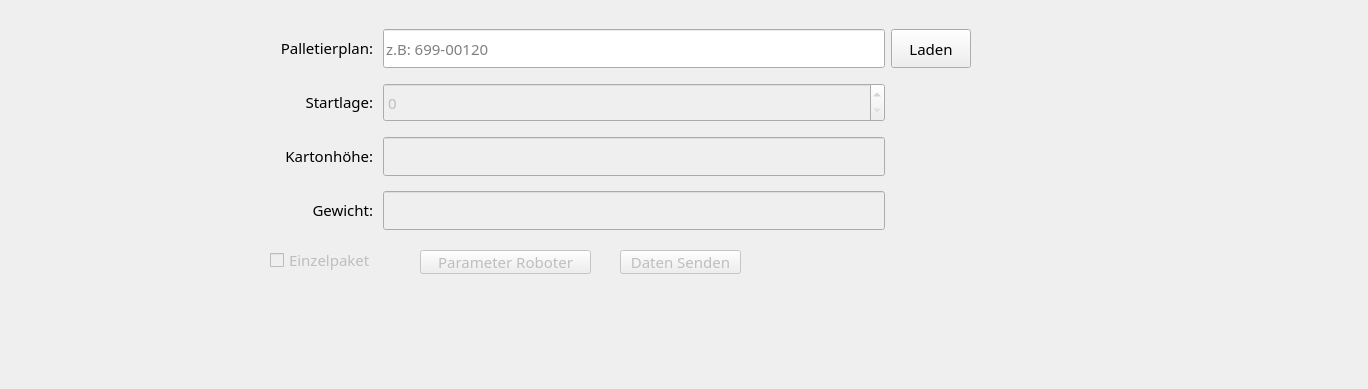
Qt form MainWindow.ui (Snupai/MultipackParser) before a commit.
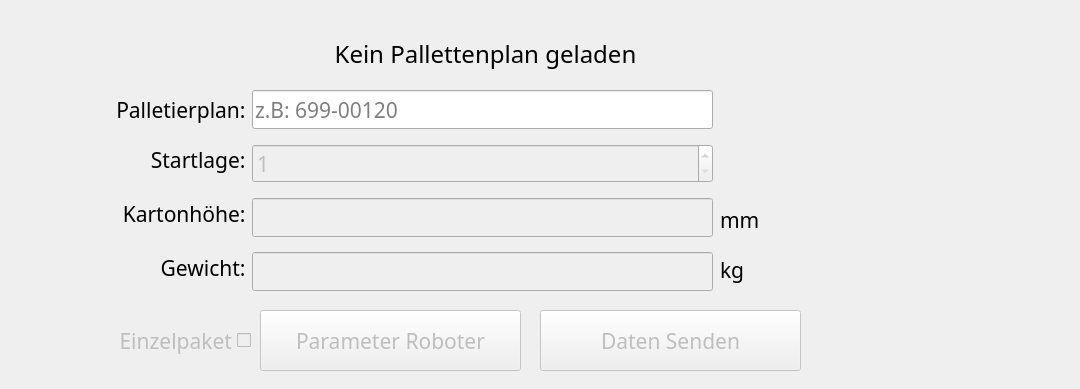
The same form after that commit. The open tabs and pages were chosen to show the change. Icons and pictures are not drawn.

Commit message:
Update UI layout and elements for improved usability
- Adjusted MainWindow dimensions and component properties.
- Renamed buttons and added locale settings for German language.
- Enhanced button functionalities and visual structure within the UI

Diff of the .ui file:
```diff
--- a/MainWindow.ui
+++ b/MainWindow.ui
@@ -10,19 +10,19 @@
    <rect>
     <x>0</x>
     <y>0</y>
-    <width>1368</width>
+    <width>1080</width>
     <height>389</height>
    </rect>
   </property>
   <property name="minimumSize">
    <size>
-    <width>1368</width>
+    <width>1080</width>
     <height>389</height>
    </size>
   </property>
   <property name="maximumSize">
    <size>
-    <width>1368</width>
+    <width>1080</width>
     <height>389</height>
    </size>
   </property>
@@ -142,7 +142,7 @@
     <rect>
      <x>0</x>
      <y>0</y>
-     <width>1366</width>
+     <width>1080</width>
      <height>389</height>
     </rect>
    </property>
@@ -196,12 +196,24 @@
      </property>
      <property name="geometry">
       <rect>
-       <x>270</x>
-       <y>250</y>
-       <width>131</width>
-       <height>20</height>
+       <x>80</x>
+       <y>310</y>
+       <width>171</width>
+       <height>61</height>
       </rect>
      </property>
+     <property name="font">
+      <font>
+       <family>RobotoMono Nerd Font</family>
+       <pointsize>16</pointsize>
+      </font>
+     </property>
+     <property name="cursor">
+      <cursorShape>PointingHandCursor</cursorShape>
+     </property>
+     <property name="layoutDirection">
+      <enum>Qt::LayoutDirection::RightToLeft</enum>
+     </property>
      <property name="text">
       <string>Einzelpaket</string>
      </property>
@@ -212,191 +224,408 @@
      </property>
      <property name="geometry">
       <rect>
-       <x>620</x>
-       <y>250</y>
-       <width>121</width>
-       <height>24</height>
+       <x>540</x>
+       <y>310</y>
+       <width>261</width>
+       <height>61</height>
       </rect>
      </property>
+     <property name="font">
+      <font>
+       <family>RobotoMono Nerd Font</family>
+       <pointsize>16</pointsize>
+      </font>
+     </property>
+     <property name="cursor">
+      <cursorShape>PointingHandCursor</cursorShape>
+     </property>
      <property name="text">
       <string>Daten Senden</string>
      </property>
     </widget>
-    <widget class="QWidget" name="gridLayoutWidget">
-     <property name="geometry">
-      <rect>
-       <x>280</x>
-       <y>20</y>
-       <width>691</width>
-       <height>221</height>
-      </rect>
-     </property>
-     <layout class="QGridLayout" name="gridLayout">
-      <property name="topMargin">
-       <number>0</number>
-      </property>
-      <item row="1" column="2">
-       <widget class="QSpinBox" name="EingabeStartlage">
-        <property name="enabled">
-         <bool>false</bool>
-        </property>
-        <property name="sizePolicy">
-         <sizepolicy hsizetype="Minimum" vsizetype="Minimum">
-          <horstretch>0</horstretch>
-          <verstretch>0</verstretch>
-         </sizepolicy>
-        </property>
-        <property name="minimumSize">
-         <size>
-          <width>0</width>
-          <height>39</height>
-         </size>
-        </property>
-        <property name="maximumSize">
-         <size>
-          <width>16777215</width>
-          <height>39</height>
-         </size>
-        </property>
-        <property name="value">
-         <number>0</number>
-        </property>
-       </widget>
-      </item>
-      <item row="0" column="3">
-       <widget class="QPushButton" name="LadePallettenplan">
-        <property name="sizePolicy">
-         <sizepolicy hsizetype="Minimum" vsizetype="Minimum">
-          <horstretch>0</horstretch>
-          <verstretch>0</verstretch>
-         </sizepolicy>
-        </property>
-        <property name="cursor">
-         <cursorShape>PointingHandCursor</cursorShape>
-        </property>
-        <property name="text">
-         <string>Laden</string>
-        </property>
-       </widget>
-      </item>
-      <item row="2" column="0">
-       <widget class="QLabel" name="label_3">
-        <property name="layoutDirection">
-         <enum>Qt::LayoutDirection::LeftToRight</enum>
-        </property>
-        <property name="text">
-         <string>&lt;html&gt;&lt;head/&gt;&lt;body&gt;&lt;p align=&quot;right&quot;&gt;Kartonhöhe: &lt;/p&gt;&lt;/body&gt;&lt;/html&gt;</string>
-        </property>
-       </widget>
-      </item>
-      <item row="3" column="0">
-       <widget class="QLabel" name="label_4">
-        <property name="layoutDirection">
-         <enum>Qt::LayoutDirection::LeftToRight</enum>
-        </property>
-        <property name="text">
-         <string>&lt;html&gt;&lt;head/&gt;&lt;body&gt;&lt;p align=&quot;right&quot;&gt;Gewicht: &lt;/p&gt;&lt;/body&gt;&lt;/html&gt;</string>
-        </property>
-       </widget>
-      </item>
-      <item row="0" column="0">
-       <widget class="QLabel" name="label">
-        <property name="layoutDirection">
-         <enum>Qt::LayoutDirection::LeftToRight</enum>
-        </property>
-        <property name="text">
-         <string>&lt;html&gt;&lt;head/&gt;&lt;body&gt;&lt;p align=&quot;right&quot;&gt;Palletierplan: &lt;/p&gt;&lt;/body&gt;&lt;/html&gt;</string>
-        </property>
-       </widget>
-      </item>
-      <item row="1" column="0">
-       <widget class="QLabel" name="label_2">
-        <property name="layoutDirection">
-         <enum>Qt::LayoutDirection::LeftToRight</enum>
-        </property>
-        <property name="text">
-         <string>&lt;html&gt;&lt;head/&gt;&lt;body&gt;&lt;p align=&quot;right&quot;&gt;Startlage: &lt;/p&gt;&lt;/body&gt;&lt;/html&gt;</string>
-        </property>
-       </widget>
-      </item>
-      <item row="2" column="2">
-       <widget class="QLineEdit" name="EingabeKartonhoehe">
-        <property name="enabled">
-         <bool>false</bool>
-        </property>
-        <property name="minimumSize">
-         <size>
-          <width>0</width>
-          <height>39</height>
-         </size>
-        </property>
-        <property name="maximumSize">
-         <size>
-          <width>16777215</width>
-          <height>39</height>
-         </size>
-        </property>
-        <property name="inputMethodHints">
-         <set>Qt::InputMethodHint::ImhDigitsOnly</set>
-        </property>
-        <property name="clearButtonEnabled">
-         <bool>false</bool>
-        </property>
-       </widget>
-      </item>
-      <item row="3" column="2">
-       <widget class="QLineEdit" name="EingabeKartonGewicht">
-        <property name="enabled">
-         <bool>false</bool>
-        </property>
-        <property name="minimumSize">
-         <size>
-          <width>0</width>
-          <height>39</height>
-         </size>
-        </property>
-        <property name="inputMethodHints">
-         <set>Qt::InputMethodHint::ImhDigitsOnly|Qt::InputMethodHint::ImhFormattedNumbersOnly</set>
-        </property>
-       </widget>
-      </item>
-      <item row="0" column="2">
-       <widget class="QLineEdit" name="EingabePallettenplan">
-        <property name="minimumSize">
-         <size>
-          <width>0</width>
-          <height>39</height>
-         </size>
-        </property>
-        <property name="maximumSize">
-         <size>
-          <width>16777215</width>
-          <height>39</height>
-         </size>
-        </property>
-        <property name="placeholderText">
-         <string>z.B: 699-00120</string>
-        </property>
-       </widget>
-      </item>
-     </layout>
-    </widget>
-    <widget class="QPushButton" name="pushButton_2">
+    <widget class="QPushButton" name="ButtonOpenParameterRoboter">
      <property name="enabled">
       <bool>false</bool>
      </property>
      <property name="geometry">
       <rect>
-       <x>420</x>
-       <y>250</y>
-       <width>171</width>
-       <height>24</height>
+       <x>260</x>
+       <y>310</y>
+       <width>261</width>
+       <height>61</height>
       </rect>
      </property>
+     <property name="font">
+      <font>
+       <family>RobotoMono Nerd Font</family>
+       <pointsize>16</pointsize>
+      </font>
+     </property>
+     <property name="cursor">
+      <cursorShape>PointingHandCursor</cursorShape>
+     </property>
      <property name="text">
       <string>Parameter Roboter</string>
      </property>
     </widget>
+    <widget class="QLabel" name="label_7">
+     <property name="geometry">
+      <rect>
+       <x>820</x>
+       <y>70</y>
+       <width>250</width>
+       <height>250</height>
+      </rect>
+     </property>
+     <property name="text">
+      <string/>
+     </property>
+     <property name="pixmap">
+      <pixmap resource="MainWindowResources.qrc">:/Szaidel Logo/imgs/szaidel-transparent.png</pixmap>
+     </property>
+     <property name="scaledContents">
+      <bool>true</bool>
+     </property>
+    </widget>
+    <widget class="QLabel" name="LabelPalletenplanInfo">
+     <property name="geometry">
+      <rect>
+       <x>250</x>
+       <y>40</y>
+       <width>471</width>
+       <height>31</height>
+      </rect>
+     </property>
+     <property name="font">
+      <font>
+       <family>RobotoMono Nerd Font</family>
+       <pointsize>18</pointsize>
+       <underline>false</underline>
+       <kerning>true</kerning>
+      </font>
+     </property>
+     <property name="text">
+      <string>Kein Pallettenplan geladen</string>
+     </property>
+     <property name="alignment">
+      <set>Qt::AlignmentFlag::AlignBottom|Qt::AlignmentFlag::AlignHCenter</set>
+     </property>
+    </widget>
+    <widget class="QLabel" name="label_9">
+     <property name="geometry">
+      <rect>
+       <x>720</x>
+       <y>200</y>
+       <width>121</width>
+       <height>41</height>
+      </rect>
+     </property>
+     <property name="font">
+      <font>
+       <family>RobotoMono Nerd Font</family>
+       <pointsize>16</pointsize>
+      </font>
+     </property>
+     <property name="layoutDirection">
+      <enum>Qt::LayoutDirection::LeftToRight</enum>
+     </property>
+     <property name="text">
+      <string>&lt;html&gt;&lt;head/&gt;&lt;body&gt;&lt;p&gt;mm&lt;/p&gt;&lt;/body&gt;&lt;/html&gt;</string>
+     </property>
+    </widget>
+    <widget class="QLabel" name="label_10">
+     <property name="geometry">
+      <rect>
+       <x>720</x>
+       <y>250</y>
+       <width>121</width>
+       <height>41</height>
+      </rect>
+     </property>
+     <property name="font">
+      <font>
+       <family>RobotoMono Nerd Font</family>
+       <pointsize>16</pointsize>
+      </font>
+     </property>
+     <property name="layoutDirection">
+      <enum>Qt::LayoutDirection::LeftToRight</enum>
+     </property>
+     <property name="text">
+      <string>&lt;html&gt;&lt;head/&gt;&lt;body&gt;&lt;p&gt;kg&lt;/p&gt;&lt;/body&gt;&lt;/html&gt;</string>
+     </property>
+    </widget>
+    <widget class="QLineEdit" name="EingabePallettenplan">
+     <property name="geometry">
+      <rect>
+       <x>252</x>
+       <y>90</y>
+       <width>461</width>
+       <height>39</height>
+      </rect>
+     </property>
+     <property name="minimumSize">
+      <size>
+       <width>0</width>
+       <height>39</height>
+      </size>
+     </property>
+     <property name="maximumSize">
+      <size>
+       <width>16777215</width>
+       <height>39</height>
+      </size>
+     </property>
+     <property name="font">
+      <font>
+       <family>RobotoMono Nerd Font</family>
+       <pointsize>16</pointsize>
+      </font>
+     </property>
+     <property name="placeholderText">
+      <string>z.B: 699-00120</string>
+     </property>
+    </widget>
+    <widget class="QLabel" name="label_4">
+     <property name="geometry">
+      <rect>
+       <x>10</x>
+       <y>248</y>
+       <width>241</width>
+       <height>41</height>
+      </rect>
+     </property>
+     <property name="font">
+      <font>
+       <family>RobotoMono Nerd Font</family>
+       <pointsize>16</pointsize>
+      </font>
+     </property>
+     <property name="layoutDirection">
+      <enum>Qt::LayoutDirection::LeftToRight</enum>
+     </property>
+     <property name="text">
+      <string>&lt;html&gt;&lt;head/&gt;&lt;body&gt;&lt;p align=&quot;right&quot;&gt;Gewicht: &lt;/p&gt;&lt;/body&gt;&lt;/html&gt;</string>
+     </property>
+    </widget>
+    <widget class="QLabel" name="label">
+     <property name="geometry">
+      <rect>
+       <x>10</x>
+       <y>90</y>
+       <width>241</width>
+       <height>41</height>
+      </rect>
+     </property>
+     <property name="font">
+      <font>
+       <family>RobotoMono Nerd Font</family>
+       <pointsize>16</pointsize>
+      </font>
+     </property>
+     <property name="layoutDirection">
+      <enum>Qt::LayoutDirection::LeftToRight</enum>
+     </property>
+     <property name="text">
+      <string>&lt;html&gt;&lt;head/&gt;&lt;body&gt;&lt;p align=&quot;right&quot;&gt;Palletierplan: &lt;/p&gt;&lt;/body&gt;&lt;/html&gt;</string>
+     </property>
+     <property name="alignment">
+      <set>Qt::AlignmentFlag::AlignRight|Qt::AlignmentFlag::AlignTrailing|Qt::AlignmentFlag::AlignVCenter</set>
+     </property>
+    </widget>
+    <widget class="QPushButton" name="LadePallettenplan">
+     <property name="geometry">
+      <rect>
+       <x>725</x>
+       <y>80</y>
+       <width>60</width>
+       <height>60</height>
+      </rect>
+     </property>
+     <property name="sizePolicy">
+      <sizepolicy hsizetype="Minimum" vsizetype="Minimum">
+       <horstretch>0</horstretch>
+       <verstretch>0</verstretch>
+      </sizepolicy>
+     </property>
+     <property name="cursor">
+      <cursorShape>PointingHandCursor</cursorShape>
+     </property>
+     <property name="focusPolicy">
+      <enum>Qt::FocusPolicy::StrongFocus</enum>
+     </property>
+     <property name="text">
+      <string/>
+     </property>
+     <property name="icon">
+      <iconset resource="MainWindowResources.qrc">
+       <normaloff>:/Misc/imgs/load.png</normaloff>:/Misc/imgs/load.png</iconset>
+     </property>
+     <property name="iconSize">
+      <size>
+       <width>60</width>
+       <height>60</height>
+      </size>
+     </property>
+     <property name="flat">
+      <bool>true</bool>
+     </property>
+    </widget>
+    <widget class="QLabel" name="label_2">
+     <property name="geometry">
+      <rect>
+       <x>10</x>
+       <y>140</y>
+       <width>241</width>
+       <height>41</height>
+      </rect>
+     </property>
+     <property name="font">
+      <font>
+       <family>RobotoMono Nerd Font</family>
+       <pointsize>16</pointsize>
+      </font>
+     </property>
+     <property name="layoutDirection">
+      <enum>Qt::LayoutDirection::LeftToRight</enum>
+     </property>
+     <property name="text">
+      <string>&lt;html&gt;&lt;head/&gt;&lt;body&gt;&lt;p align=&quot;right&quot;&gt;Startlage: &lt;/p&gt;&lt;/body&gt;&lt;/html&gt;</string>
+     </property>
+    </widget>
+    <widget class="QSpinBox" name="EingabeStartlage">
+     <property name="enabled">
+      <bool>false</bool>
+     </property>
+     <property name="geometry">
+      <rect>
+       <x>252</x>
+       <y>144</y>
+       <width>461</width>
+       <height>39</height>
+      </rect>
+     </property>
+     <property name="sizePolicy">
+      <sizepolicy hsizetype="Minimum" vsizetype="Minimum">
+       <horstretch>0</horstretch>
+       <verstretch>0</verstretch>
+      </sizepolicy>
+     </property>
+     <property name="minimumSize">
+      <size>
+       <width>0</width>
+       <height>39</height>
+      </size>
+     </property>
+     <property name="maximumSize">
+      <size>
+       <width>16777215</width>
+       <height>39</height>
+      </size>
+     </property>
+     <property name="font">
+      <font>
+       <family>RobotoMono Nerd Font</family>
+       <pointsize>16</pointsize>
+      </font>
+     </property>
+     <property name="cursor">
+      <cursorShape>IBeamCursor</cursorShape>
+     </property>
+     <property name="minimum">
+      <number>1</number>
+     </property>
+     <property name="value">
+      <number>1</number>
+     </property>
+    </widget>
+    <widget class="QLabel" name="label_3">
+     <property name="geometry">
+      <rect>
+       <x>10</x>
+       <y>194</y>
+       <width>241</width>
+       <height>41</height>
+      </rect>
+     </property>
+     <property name="font">
+      <font>
+       <family>RobotoMono Nerd Font</family>
+       <pointsize>16</pointsize>
+      </font>
+     </property>
+     <property name="layoutDirection">
+      <enum>Qt::LayoutDirection::LeftToRight</enum>
+     </property>
+     <property name="text">
+      <string>&lt;html&gt;&lt;head/&gt;&lt;body&gt;&lt;p align=&quot;right&quot;&gt;Kartonhöhe: &lt;/p&gt;&lt;/body&gt;&lt;/html&gt;</string>
+     </property>
+    </widget>
+    <widget class="QLineEdit" name="EingabeKartonGewicht">
+     <property name="enabled">
+      <bool>false</bool>
+     </property>
+     <property name="geometry">
+      <rect>
+       <x>252</x>
+       <y>252</y>
+       <width>461</width>
+       <height>39</height>
+      </rect>
+     </property>
+     <property name="minimumSize">
+      <size>
+       <width>0</width>
+       <height>39</height>
+      </size>
+     </property>
+     <property name="font">
+      <font>
+       <family>RobotoMono Nerd Font</family>
+       <pointsize>16</pointsize>
+      </font>
+     </property>
+     <property name="inputMethodHints">
+      <set>Qt::InputMethodHint::ImhDigitsOnly|Qt::InputMethodHint::ImhFormattedNumbersOnly</set>
+     </property>
+    </widget>
+    <widget class="QLineEdit" name="EingabeKartonhoehe">
+     <property name="enabled">
+      <bool>false</bool>
+     </property>
+     <property name="geometry">
+      <rect>
+       <x>252</x>
+       <y>198</y>
+       <width>461</width>
+       <height>39</height>
+      </rect>
+     </property>
+     <property name="minimumSize">
+      <size>
+       <width>0</width>
+       <height>39</height>
+      </size>
+     </property>
+     <property name="maximumSize">
+      <size>
+       <width>16777215</width>
+       <height>39</height>
+      </size>
+     </property>
+     <property name="font">
+      <font>
+       <family>RobotoMono Nerd Font</family>
+       <pointsize>16</pointsize>
+      </font>
+     </property>
+     <property name="inputMethodHints">
+      <set>Qt::InputMethodHint::ImhDigitsOnly</set>
+     </property>
+     <property name="clearButtonEnabled">
+      <bool>false</bool>
+     </property>
+    </widget>
    </widget>
    <widget class="QWidget" name="RoboParameter"/>
    <widget class="QWidget" name="Settings">
```
Left out of the diff: 409 changed lines with no effect on the pictures. The commit also changes 2 other files.
